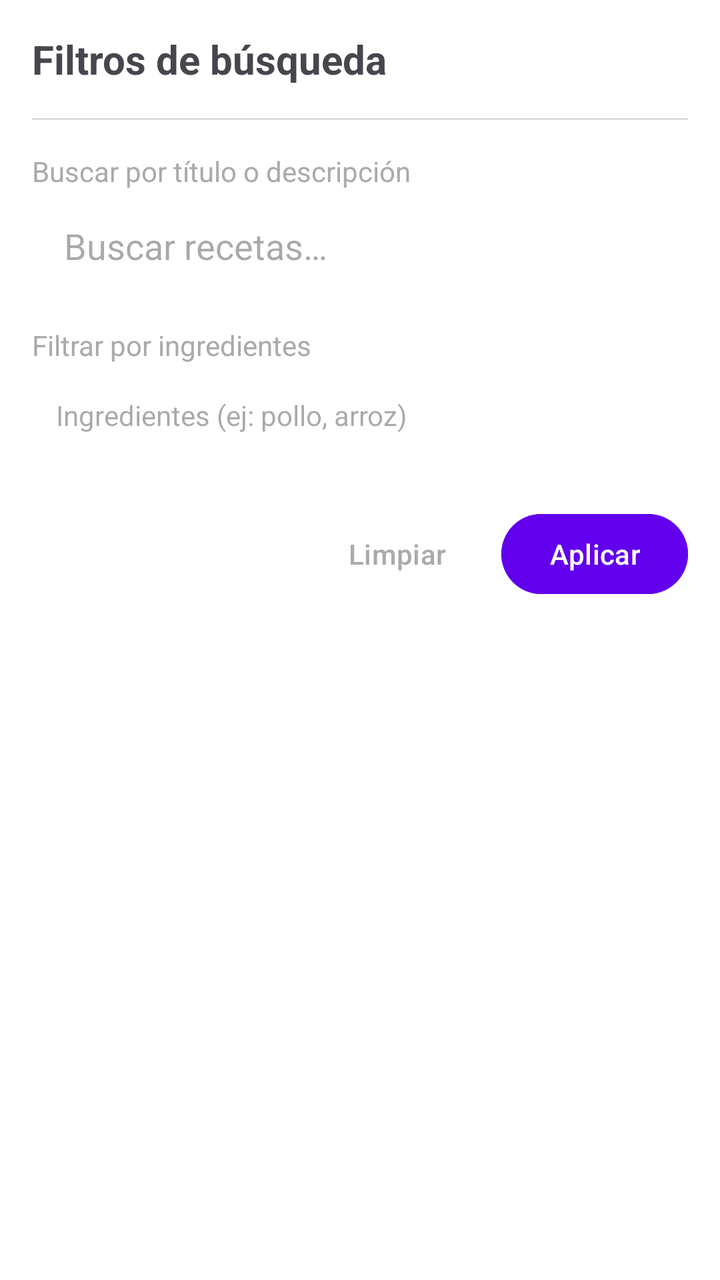
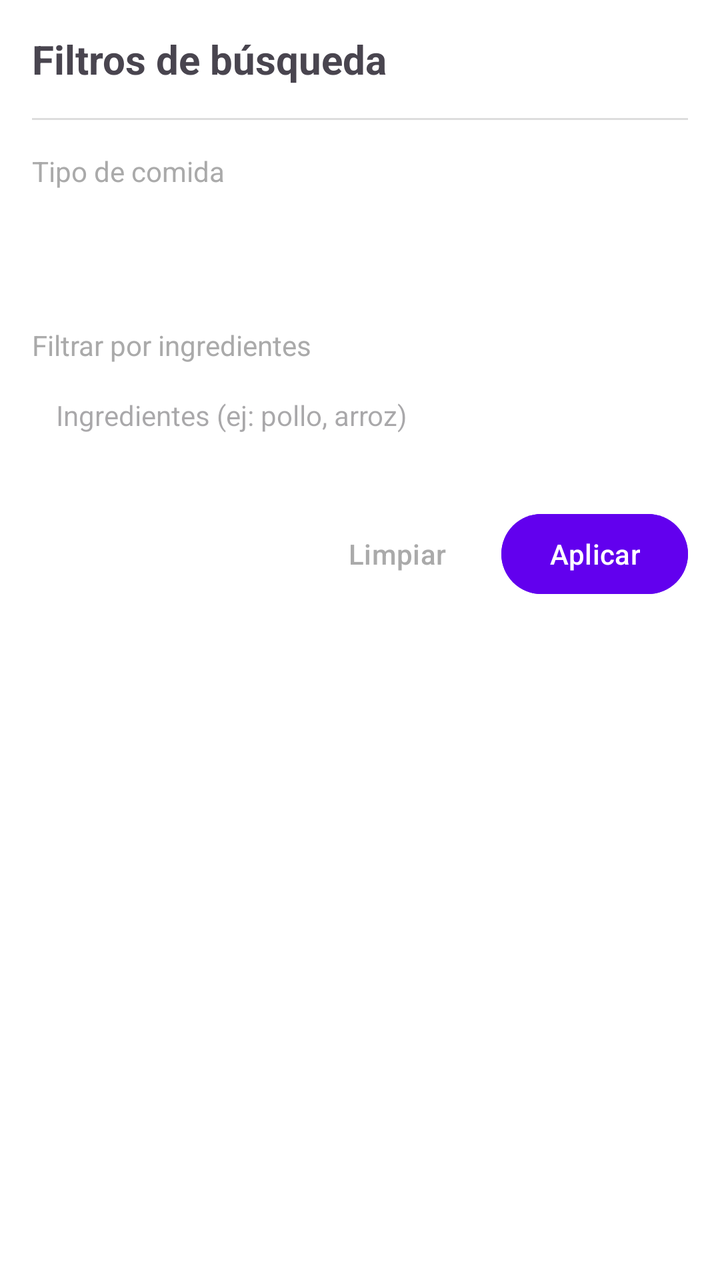

Two renders of the same Android screen: before a commit and after it. Below are the layout's source before the change and the commit's diff.
<!-- AndroidManifest.xml: application theme Theme.RefriMancia -->
<!-- res/layout/popup_filtros.xml -->
<?xml version="1.0" encoding="utf-8"?>
<LinearLayout
    xmlns:android="http://schemas.android.com/apk/res/android"
    xmlns:app="http://schemas.android.com/apk/res-auto"
    android:layout_width="match_parent"
    android:layout_height="wrap_content"
    android:orientation="vertical"
    android:background="@android:color/white"
    android:padding="16dp">

    
    <TextView
        android:id="@+id/tv_filtros_titulo"
        android:layout_width="match_parent"
        android:layout_height="wrap_content"
        android:text="@string/filters_title"
        android:textSize="20sp"
        android:textStyle="bold"
        android:paddingBottom="16dp" />

    
    <View
        android:layout_width="match_parent"
        android:layout_height="1dp"
        android:background="#DDDDDD"
        android:layout_marginBottom="16dp" />

    
    <TextView
        android:layout_width="match_parent"
        android:layout_height="wrap_content"
        android:text="@string/filter_text_label"
        android:textSize="14sp"
        android:textColor="@android:color/darker_gray"
        android:layout_marginBottom="4dp" />

    <androidx.appcompat.widget.SearchView
        android:id="@+id/search_view_popup"
        android:layout_width="match_parent"
        android:layout_height="wrap_content"
        android:background="@drawable/fondo_busqueda"
        app:iconifiedByDefault="false"
        app:queryHint="@string/search_hint"
        app:queryBackground="@null"
        app:searchIcon="@null"
        app:closeIcon="@null"
        android:layout_marginBottom="16dp" />

    
    <TextView
        android:layout_width="match_parent"
        android:layout_height="wrap_content"
        android:text="@string/filter_ingredients_label"
        android:textSize="14sp"
        android:textColor="@android:color/darker_gray"
        android:layout_marginBottom="4dp" />

    <EditText
        android:id="@+id/et_ingredientes_filtro"
        android:layout_width="match_parent"
        android:layout_height="wrap_content"
        android:hint="@string/filter_ingredients_hint"
        android:background="@drawable/fondo_busqueda"
        android:padding="12dp"
        android:textSize="14sp"
        android:inputType="text"
        android:layout_marginBottom="24dp" />

    
    <LinearLayout
        android:layout_width="match_parent"
        android:layout_height="wrap_content"
        android:orientation="horizontal"
        android:gravity="end">

        <Button
            android:id="@+id/btn_limpiar_filtros"
            android:layout_width="wrap_content"
            android:layout_height="wrap_content"
            android:text="@string/clear_filters"
            style="?attr/borderlessButtonStyle"
            android:textColor="@android:color/darker_gray"
            android:layout_marginEnd="8dp" />

        <Button
            android:id="@+id/btn_aplicar_filtros"
            android:layout_width="wrap_content"
            android:layout_height="wrap_content"
            android:text="@string/apply_filters"
            style="?attr/materialButtonStyle"
            android:backgroundTint="@color/purple_500"
            android:textColor="@android:color/white" />

    </LinearLayout>

</LinearLayout>
<!-- resources referenced by this layout -->
<resources>
  <color name="purple_500">#FF6200EE</color>
  <!-- drawable fondo_busqueda (drawable) -->
  <?xml version="1.0" encoding="utf-8"?>
  <shape xmlns:android="http://schemas.android.com/apk/res/android"
      android:shape="rectangle">
      <solid android:color="@color/white" />
      <corners android:radius="8dp" />
  </shape>
  <string name="apply_filters">Aplicar</string>
  <string name="clear_filters">Limpiar</string>
  <string name="filter_ingredients_hint">Ingredientes (ej: pollo, arroz)</string>
  <string name="filter_ingredients_label">Filtrar por ingredientes</string>
  <string name="filter_text_label">Buscar por título o descripción</string>
  <string name="filters_title">Filtros de búsqueda</string>
  <string name="search_hint">Buscar recetas…</string>
  <style name="Theme.RefriMancia" parent="Base.Theme.RefriMancia" />
  <color name="white">#FFFFFFFF</color>
  <style name="Base.Theme.RefriMancia" parent="Theme.Material3.DayNight.NoActionBar">
          
          
          <item name="android:statusBarColor">?attr/colorPrimary</item>
          <item name="android:windowLightStatusBar">false</item>
          
      </style>
</resources>

<!-- the commit's change to res/layout/popup_filtros.xml (unified diff, before → after) -->
@@ -29,21 +29,18 @@
     <TextView
         android:layout_width="match_parent"
         android:layout_height="wrap_content"
-        android:text="@string/filter_text_label"
+        android:text="@string/filter_meal_type_label"
         android:textSize="14sp"
         android:textColor="@android:color/darker_gray"
         android:layout_marginBottom="4dp" />
 
-    <androidx.appcompat.widget.SearchView
-        android:id="@+id/search_view_popup"
+    <Spinner
+        android:id="@+id/spinner_tipo_comida"
         android:layout_width="match_parent"
-        android:layout_height="wrap_content"
+        android:layout_height="48dp"
         android:background="@drawable/fondo_busqueda"
-        app:iconifiedByDefault="false"
-        app:queryHint="@string/search_hint"
-        app:queryBackground="@null"
-        app:searchIcon="@null"
-        app:closeIcon="@null"
+        android:paddingStart="12dp"
+        android:paddingEnd="12dp"
         android:layout_marginBottom="16dp" />
 
     
<!-- resource entries referenced after the edit -->
@@ -12,9 +12,8 @@
   <string name="clear_filters">Limpiar</string>
   <string name="filter_ingredients_hint">Ingredientes (ej: pollo, arroz)</string>
   <string name="filter_ingredients_label">Filtrar por ingredientes</string>
-  <string name="filter_text_label">Buscar por título o descripción</string>
+  <string name="filter_meal_type_label">Tipo de comida</string>
   <string name="filters_title">Filtros de búsqueda</string>
-  <string name="search_hint">Buscar recetas…</string>
   <style name="Theme.RefriMancia" parent="Base.Theme.RefriMancia" />
   <color name="white">#FFFFFFFF</color>
   <style name="Base.Theme.RefriMancia" parent="Theme.Material3.DayNight.NoActionBar">
